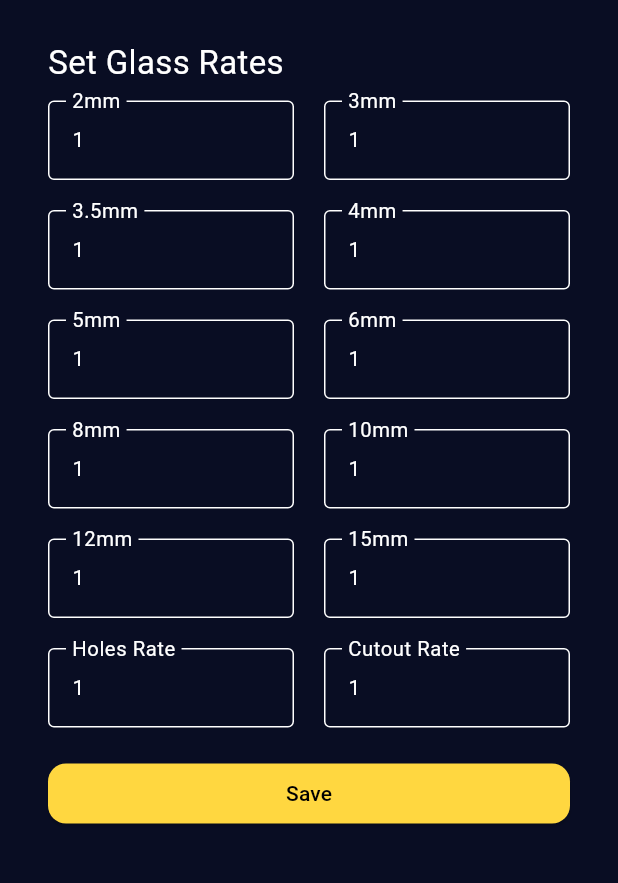
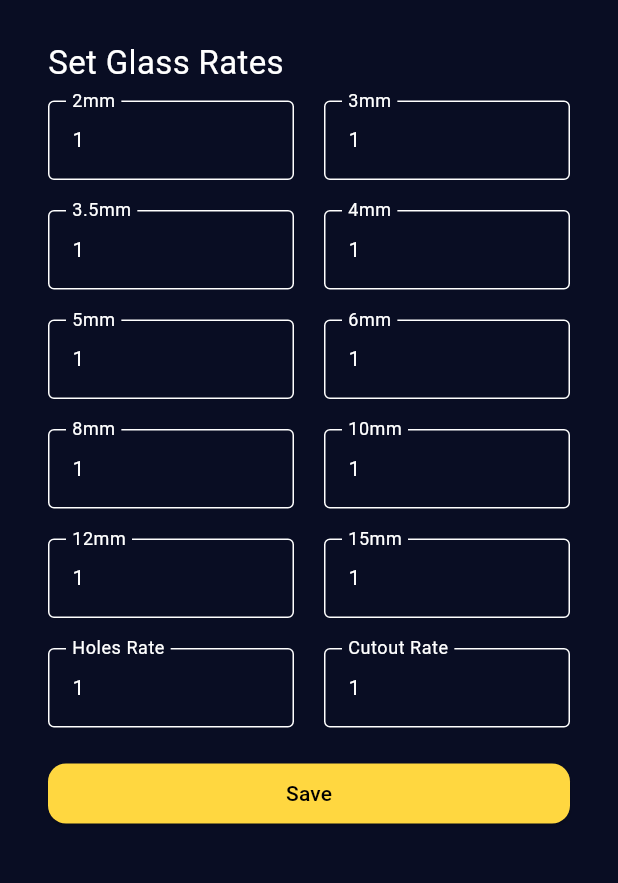
Before and after one commit to G-Shack/saraswati_pi, a Flutter app: the SetRatesPage screen opened directly, on a phone screen of 412 x 824 dp, the part 63-946 px from its top. Run offline on Flutter 3.47's test engine with Material 3 defaults, Android fonts, the phone set to English and light mode, and no system bars; our stand-ins replace pdf, printing, rflutter_alert, shared_preferences; accounts and stored records are empty.

Commit message:
ui changes.

```diff
--- a/lib/services/pdf_service.dart
+++ b/lib/services/pdf_service.dart
@@ -331,10 +331,7 @@ class PdfService {
                   padding: const pw.EdgeInsets.all(2),
                   child: pw.Text("PAYMENT:",
                       style: pw.TextStyle(fontWeight: pw.FontWeight.bold))),
-              pw.Padding(
-                  padding: const pw.EdgeInsets.all(2),
-                  child: pw.Text("",
-                      style: pw.TextStyle(fontWeight: pw.FontWeight.bold))),
+              blankCell(),
               textCell("SGST @ 9%"),
               textCell(taxAmt.toStringAsFixed(2)),
             ],
--- a/lib/widgets/set_rates_txt_field.dart
+++ b/lib/widgets/set_rates_txt_field.dart
@@ -23,9 +23,7 @@ class SetRatesTxtField extends StatelessWidget {
               child: TextField(
                 controller: controller1,
                 decoration: InputDecoration(
-                    labelText: name1,
-                    labelStyle: const TextStyle(fontSize: 18),
-                    border: const OutlineInputBorder()),
+                    labelText: name1, border: const OutlineInputBorder()),
                 style: const TextStyle(fontSize: 14),
                 keyboardType: TextInputType.datetime,
               ),
@@ -35,9 +33,7 @@ class SetRatesTxtField extends StatelessWidget {
               child: TextField(
                 controller: controller2,
                 decoration: InputDecoration(
-                    labelText: name2,
-                    labelStyle: const TextStyle(fontSize: 18),
-                    border: const OutlineInputBorder()),
+                    labelText: name2, border: const OutlineInputBorder()),
                 style: const TextStyle(fontSize: 14),
                 keyboardType: TextInputType.datetime,
               ),
```
